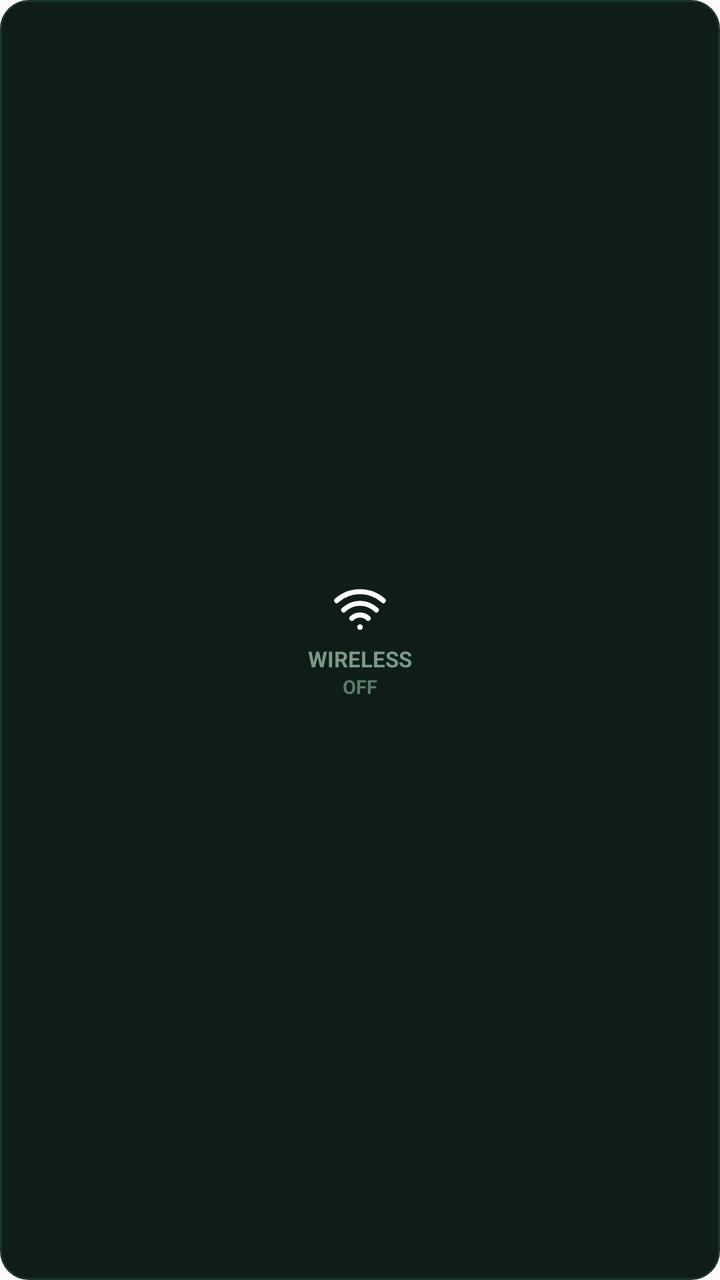
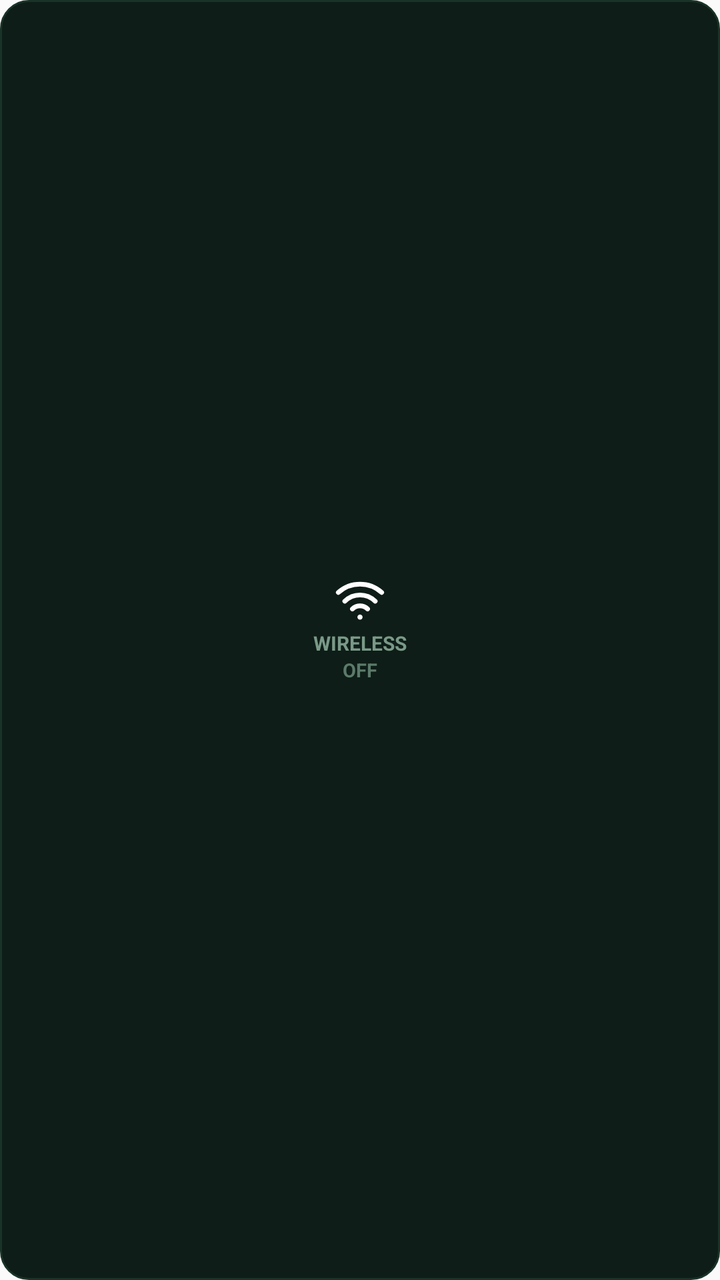

An Android layout rendered at two revisions. The XML below is the earlier revision; the diff shows what the commit changed to produce the second picture.
<!-- AndroidManifest.xml: application theme AppTheme -->
<!-- res/layout/dev_toggle_single_wireless_widget.xml -->
<?xml version="1.0" encoding="utf-8"?>
<LinearLayout xmlns:android="http://schemas.android.com/apk/res/android"
    android:id="@+id/btn_single_wireless"
    android:layout_width="match_parent"
    android:layout_height="match_parent"
    android:orientation="vertical"
    android:gravity="center"
    android:background="@drawable/widget_btn_inactive"
    android:padding="8dp"
    android:clickable="true"
    android:focusable="true">

    <ImageView
        android:id="@+id/iv_single_wireless"
        android:layout_width="28dp"
        android:layout_height="28dp"
        android:src="@drawable/ic_widget_wifi"
        android:contentDescription="Wireless Debugging"
        android:layout_marginBottom="4dp" />

    <TextView
        android:id="@+id/tv_single_wireless_label"
        android:layout_width="wrap_content"
        android:layout_height="wrap_content"
        android:text="WIRELESS"
        android:textColor="#7A9988"
        android:textSize="11sp"
        android:textStyle="bold"
        android:maxLines="1"
        android:ellipsize="end" />

    <TextView
        android:id="@+id/tv_single_wireless_status"
        android:layout_width="wrap_content"
        android:layout_height="wrap_content"
        android:text="OFF"
        android:textColor="#5C7A6B"
        android:textSize="9.5sp"
        android:textStyle="bold"
        android:maxLines="1" />
</LinearLayout>
<!-- resources referenced by this layout -->
<resources>
  <!-- drawable ic_widget_wifi (drawable) -->
  <vector xmlns:android="http://schemas.android.com/apk/res/android"
      android:width="26dp"
      android:height="26dp"
      android:viewportWidth="24"
      android:viewportHeight="24">
    <path
        android:fillColor="#FFFFFFFF"
        android:pathData="M12,19a1.2,1.2 0 1,0 0.001,0" />
    <path
        android:strokeColor="#FFFFFFFF"
        android:strokeWidth="2.2"
        android:strokeLineCap="round"
        android:strokeLineJoin="round"
        android:pathData="M2,8.82a15,15 0,0 1,20 0" />
    <path
        android:strokeColor="#FFFFFFFF"
        android:strokeWidth="2.2"
        android:strokeLineCap="round"
        android:strokeLineJoin="round"
        android:pathData="M5,12.86a10,10 0,0 1,14 0" />
    <path
        android:strokeColor="#FFFFFFFF"
        android:strokeWidth="2.2"
        android:strokeLineCap="round"
        android:strokeLineJoin="round"
        android:pathData="M8.5,16.43a5,5 0,0 1,7 0" />
  </vector>
  <!-- drawable widget_btn_inactive (drawable) -->
  <?xml version="1.0" encoding="utf-8"?>
  <shape xmlns:android="http://schemas.android.com/apk/res/android"
      android:shape="rectangle">
      <solid android:color="#0E1D17" />
      <corners android:radius="14dp" />
      <stroke
          android:width="1dp"
          android:color="#1A3328" />
  </shape>
  <style name="AppTheme" parent="Theme.AppCompat.DayNight.NoActionBar">
      <item name="android:editTextBackground">@drawable/rn_edit_text_material</item>
      <item name="colorPrimary">@color/colorPrimary</item>
      <item name="android:statusBarColor">@android:color/transparent</item>
      <item name="android:navigationBarColor">@android:color/transparent</item>
    </style>
  <!-- drawable rn_edit_text_material (drawable) -->
  <?xml version="1.0" encoding="utf-8"?>
  <inset xmlns:android="http://schemas.android.com/apk/res/android"
         android:insetLeft="@dimen/abc_edit_text_inset_horizontal_material"
         android:insetRight="@dimen/abc_edit_text_inset_horizontal_material"
         android:insetTop="@dimen/abc_edit_text_inset_top_material"
         android:insetBottom="@dimen/abc_edit_text_inset_bottom_material"
         >
  
      <selector>
          
          <item android:state_enabled="false" android:drawable="@drawable/abc_textfield_default_mtrl_alpha"/>
          <item android:drawable="@drawable/abc_textfield_activated_mtrl_alpha"/>
      </selector>
  
  </inset>
  <color name="colorPrimary">#023c69</color>
</resources>

<!-- the commit's change to res/layout/dev_toggle_single_wireless_widget.xml (unified diff, before → after) -->
@@ -6,17 +6,17 @@
     android:orientation="vertical"
     android:gravity="center"
     android:background="@drawable/widget_btn_inactive"
-    android:padding="8dp"
-    android:clickable="true"
-    android:focusable="true">
+    android:padding="5dp">
 
     <ImageView
         android:id="@+id/iv_single_wireless"
-        android:layout_width="28dp"
-        android:layout_height="28dp"
+        android:layout_width="26dp"
+        android:layout_height="26dp"
         android:src="@drawable/ic_widget_wifi"
         android:contentDescription="Wireless Debugging"
-        android:layout_marginBottom="4dp" />
+        android:scaleType="fitCenter"
+        android:adjustViewBounds="true"
+        android:layout_marginBottom="2dp" />
 
     <TextView
         android:id="@+id/tv_single_wireless_label"
@@ -24,7 +24,7 @@
         android:layout_height="wrap_content"
         android:text="WIRELESS"
         android:textColor="#7A9988"
-        android:textSize="11sp"
+        android:textSize="10sp"
         android:textStyle="bold"
         android:maxLines="1"
         android:ellipsize="end" />
@@ -38,4 +38,15 @@
         android:textSize="9.5sp"
         android:textStyle="bold"
         android:maxLines="1" />
+
+    <TextView
+        android:id="@+id/tv_single_wireless_endpoint"
+        android:layout_width="wrap_content"
+        android:layout_height="wrap_content"
+        android:text=""
+        android:textColor="#FFFFFF"
+        android:textSize="8sp"
+        android:maxLines="1"
+        android:ellipsize="middle"
+        android:layout_marginTop="1dp" />
 </LinearLayout>
